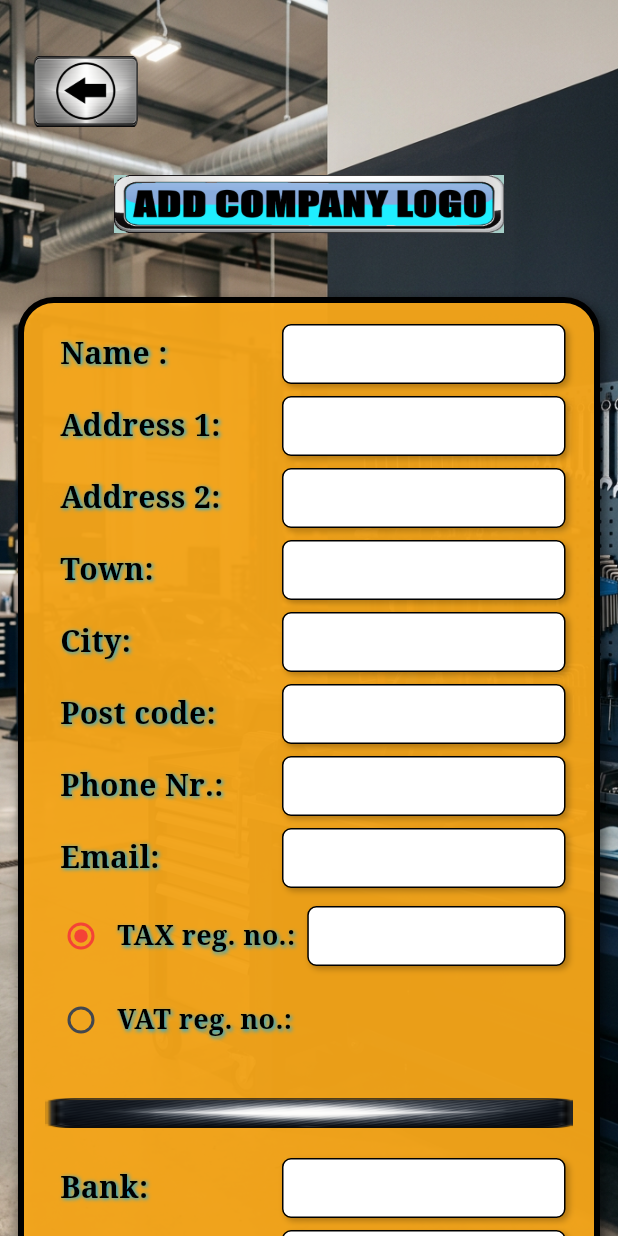
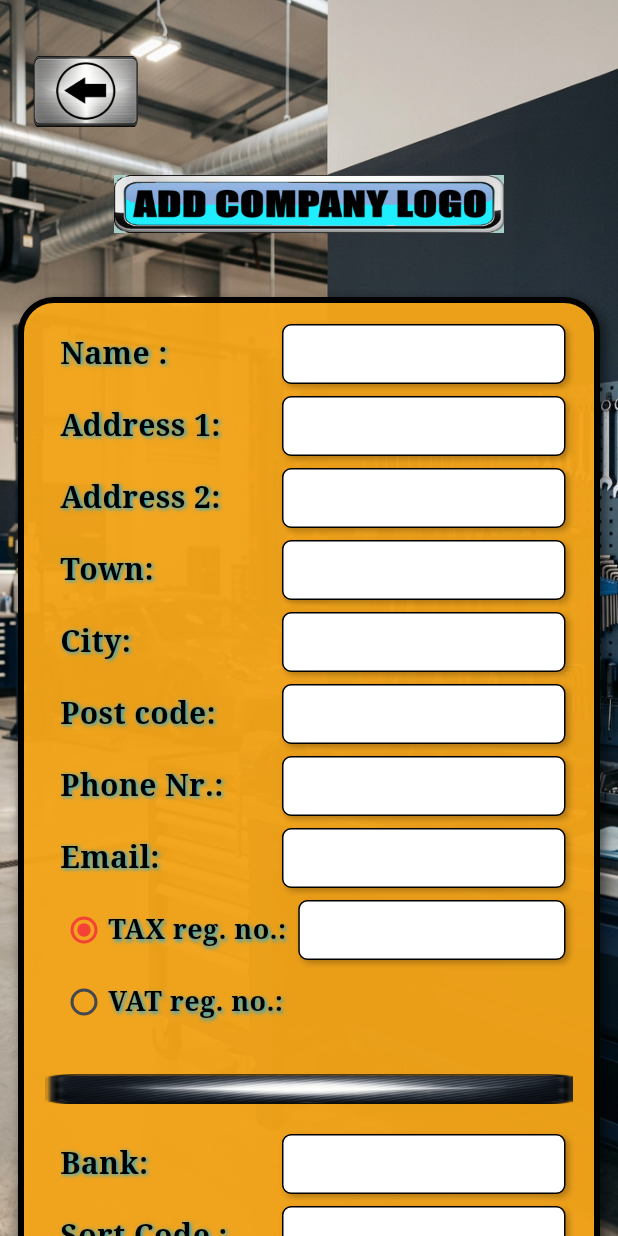
Before and after one commit to robkemazas/pgm, a Flutter app: the GarageInfoScreen screen opened directly, on a phone screen of 412 x 824 dp. Run offline on Flutter 3.47's test engine with Material 3 defaults, Android fonts, the phone set to English and light mode, and no system bars; our stand-ins replace drift, drift_flutter; accounts and stored records are empty; generated files the repository leaves out were written again.

Commit message:
Tighten radio button gap in Garage Info
Use compact visual density and shrinkWrap on Radio to remove default padding

Restore 10dp left start gap on radio row

Generated with Devin

Co-Authored-By: Devin <158243242+devin-ai-integration[bot]@users.noreply.github.com>

```diff
--- a/lib/screens/garage_info_screen.dart
+++ b/lib/screens/garage_info_screen.dart
@@ -349,7 +349,7 @@ class _GarageInfoScreenState extends State<GarageInfoScreen> {
         children: [
           Padding(
             // Same 10dp left start gap as the other text labels.
-            padding: const EdgeInsets.only(left: 0),
+            padding: const EdgeInsets.only(left: 10),
             child: Container(
               // Minimum 120dp, but the label will take its natural size so the edit box stays long.
               constraints: const BoxConstraints(minWidth: 80),
@@ -357,11 +357,14 @@ class _GarageInfoScreenState extends State<GarageInfoScreen> {
                 mainAxisSize: MainAxisSize.min,
                 children: [
                   // Radio value is selected by the RadioGroup ancestor.
+                  // Compact density + shrinkWrap remove the default big gap
+                  // between the radio circle and the following label.
                   Radio<String>(
                     value: value,
                     activeColor: Colors.red,
+                    visualDensity: VisualDensity.compact,
+                    materialTapTargetSize: MaterialTapTargetSize.shrinkWrap,
                   ),
-                  const SizedBox(width: 0),
                   Text(
                     label,
                     textAlign: TextAlign.left,
```
